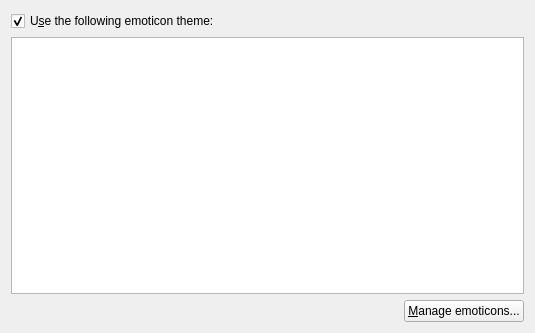
Before: the Qt Designer form kopete/config/chatwindow/chatwindowconfig_emoticons.ui in KDE/kopete, drawn with Qt 5.
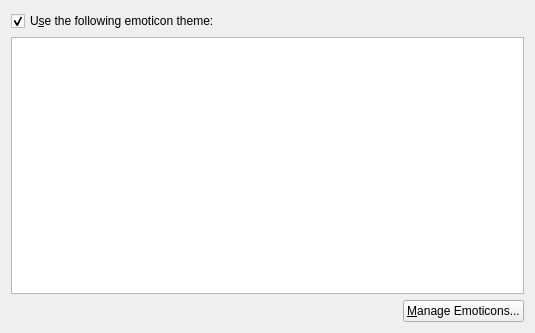
After: the same form once the commit is applied.

The edit to the form file:
```diff
--- a/kopete/config/chatwindow/chatwindowconfig_emoticons.ui
+++ b/kopete/config/chatwindow/chatwindowconfig_emoticons.ui
@@ -45,7 +45,7 @@
       </sizepolicy>
      </property>
      <property name="text" >
-      <string>&amp;Manage emoticons...</string>
+      <string>&amp;Manage Emoticons...</string>
      </property>
     </widget>
    </item>
```
